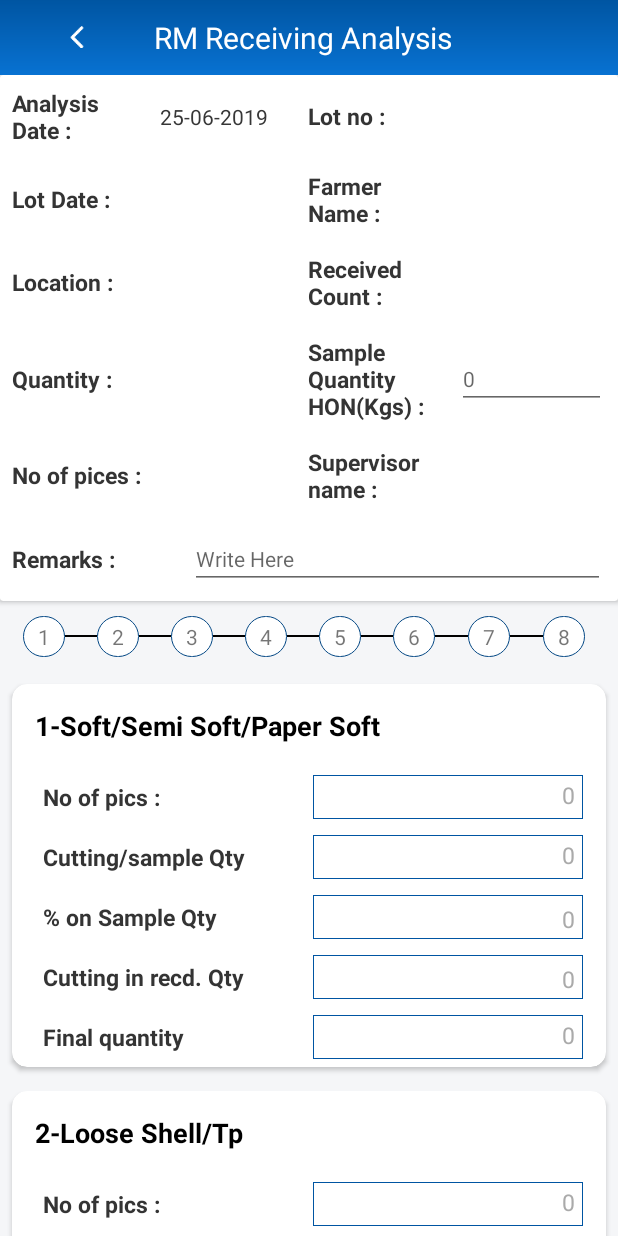
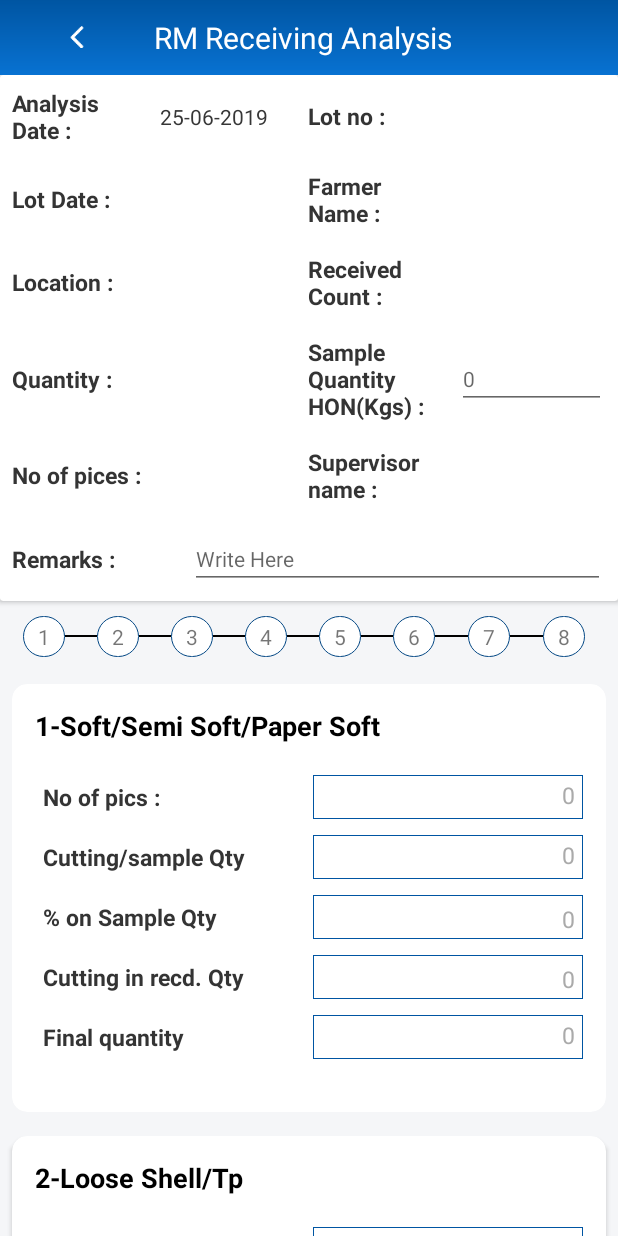
Before and after one commit to saiShamgar/AquaSolution, an Android app: the RmAnalysisDetails screen opened directly, with no data from a screen before it, on a phone screen of 412 x 824 dp. Run offline under Robolectric (Android 15) with nearby library versions, the light colour scheme and no system bars; 1 statement that could not run was skipped.

Commit message:
rm analysis completed

```diff
--- a/src/main/java/com/PG/testingapp/Api/ApiService.java
+++ b/src/main/java/com/PG/testingapp/Api/ApiService.java
@@ -243,4 +243,9 @@ public interface ApiService {
     Call<Status> insert_soaking_details(
             @Field("data")String json);
 
+    @FormUrlEncoded
+    @POST("app_rm_analysis_save_data/")
+    Call<Status> insert_analysis_details(
+            @Field("data")String json);
+
 }
--- a/src/main/res/layout/activity_rm_analysis_details.xml
+++ b/src/main/res/layout/activity_rm_analysis_details.xml
@@ -588,7 +588,7 @@
                                         android:layout_weight="1"
                                         android:background="@drawable/boarder_shape"
                                         android:hint="0"
-                                        android:inputType="number"
+                                        android:inputType="numberDecimal"
                                         android:padding="5dp"
                                         android:singleLine="true"
                                         android:gravity="end"
@@ -676,7 +676,8 @@
                                     android:padding="5dp"
                                     android:layout_marginLeft="@dimen/margin_xlarge"
                                     android:layout_marginRight="@dimen/margin_large"
-                                    android:orientation="horizontal">
+                                    android:orientation="horizontal"
+                                    android:layout_marginBottom="@dimen/margin_xxxxlarge">
 
                                     <TextView
                                         android:layout_width="0dp"
@@ -797,7 +798,7 @@
                                         android:layout_weight="1"
                                         android:background="@drawable/boarder_shape"
                                         android:hint="0"
-                                        android:inputType="number"
+                                        android:inputType="numberDecimal"
                                         android:padding="5dp"
                                         android:singleLine="true"
                                         android:gravity="end"
@@ -885,7 +886,8 @@
                                     android:padding="5dp"
                                     android:layout_marginLeft="@dimen/margin_xlarge"
                                     android:layout_marginRight="@dimen/margin_large"
-                                    android:orientation="horizontal">
+                                    android:orientation="horizontal"
+                                    android:layout_marginBottom="@dimen/margin_xxxxlarge">
 
                                     <TextView
                                         android:layout_width="0dp"
@@ -1006,7 +1008,7 @@
                                         android:layout_weight="1"
                                         android:background="@drawable/boarder_shape"
                                         android:hint="0"
-                                        android:inputType="number"
+                                        android:inputType="numberDecimal"
                                         android:padding="5dp"
                                         android:singleLine="true"
                                         android:gravity="end"
@@ -1094,7 +1096,8 @@
                                     android:padding="5dp"
                                     android:layout_marginLeft="@dimen/margin_xlarge"
                                     android:layout_marginRight="@dimen/margin_large"
-                                    android:orientation="horizontal">
+                                    android:layout_marginBottom="@dimen/margin_xxxxlarge"
+                                       android:orientation="horizontal">
 
                                     <TextView
                                         android:layout_width="0dp"
@@ -1215,7 +1218,7 @@
                                         android:layout_weight="1"
                                         android:background="@drawable/boarder_shape"
                                         android:hint="0"
-                                        android:inputType="number"
+                                        android:inputType="numberDecimal"
                                         android:padding="5dp"
                                         android:singleLine="true"
                                         android:gravity="end"
@@ -1303,6 +1306,7 @@
                                     android:padding="5dp"
                                     android:layout_marginLeft="@dimen/margin_xlarge"
                                     android:layout_marginRight="@dimen/margin_large"
+                                    android:layout_marginBottom="@dimen/margin_xxxxlarge"
                                     android:orientation="horizontal">
 
                                     <TextView
@@ -1424,7 +1428,7 @@
                                         android:layout_weight="1"
                                         android:background="@drawable/boarder_shape"
                                         android:hint="0"
-                                        android:inputType="number"
+                                        android:inputType="numberDecimal"
                                         android:padding="5dp"
                                         android:singleLine="true"
                                         android:gravity="end"
@@ -1511,6 +1515,7 @@
                                     android:layout_height="@dimen/margin_xxxxxlarge"
                                     android:padding="5dp"
                                     android:layout_marginLeft="@dimen/margin_xlarge"
+                                    android:layout_marginBottom="@dimen/margin_xxxxlarge"
                                     android:layout_marginRight="@dimen/margin_large"
                                     android:orientation="horizontal">
 
@@ -1633,7 +1638,7 @@
                                         android:layout_weight="1"
                                         android:background="@drawable/boarder_shape"
                                         android:hint="0"
-                                        android:inputType="number"
+                                        android:inputType="numberDecimal"
                                         android:padding="5dp"
                                         android:singleLine="true"
                                         android:gravity="end"
@@ -1720,6 +1725,7 @@
                                     android:layout_height="@dimen/margin_xxxxxlarge"
                                     android:padding="5dp"
                                     android:layout_marginLeft="@dimen/margin_xlarge"
+                                    android:layout_marginBottom="@dimen/margin_xxxxlarge"
                                     android:layout_marginRight="@dimen/margin_large"
                                     android:orientation="horizontal">
 
@@ -1842,7 +1848,7 @@
                                         android:layout_weight="1"
                                         android:background="@drawable/boarder_shape"
                                         android:hint="0"
-                                        android:inputType="number"
+                                        android:inputType="numberDecimal"
                                         android:padding="5dp"
                                         android:singleLine="true"
                                         android:gravity="end"
@@ -1929,6 +1935,7 @@
                                     android:layout_height="@dimen/margin_xxxxxlarge"
                                     android:padding="5dp"
                                     android:layout_marginLeft="@dimen/margin_xlarge"
+                                    android:layout_marginBottom="@dimen/margin_xxxxlarge"
                                     android:layout_marginRight="@dimen/margin_large"
                                     android:orientation="horizontal">
 
@@ -2051,7 +2058,7 @@
                                         android:layout_weight="1"
                                         android:background="@drawable/boarder_shape"
                                         android:hint="0"
-                                        android:inputType="number"
+                                        android:inputType="numberDecimal"
                                         android:padding="5dp"
                                         android:singleLine="true"
                                         android:gravity="end"
@@ -2138,6 +2145,7 @@
                                     android:layout_height="@dimen/margin_xxxxxlarge"
                                     android:padding="5dp"
                                     android:layout_marginLeft="@dimen/margin_xlarge"
+                                    android:layout_marginBottom="@dimen/margin_xxxxlarge"
                                     android:layout_marginRight="@dimen/margin_large"
                                     android:orientation="horizontal">
 
```
Also changed, not shown: src/main/java/com/PG/testingapp/UI/RmAnalysis/RmAnalysisDetails.java (+4 -4 lines), src/main/java/com/PG/testingapp/UI/RmAnalysis/RmAnalysis_summary.java (+53 -1 lines), src/main/res/layout/activity_rm_analysis_summary.xml (+4 -4 lines).
